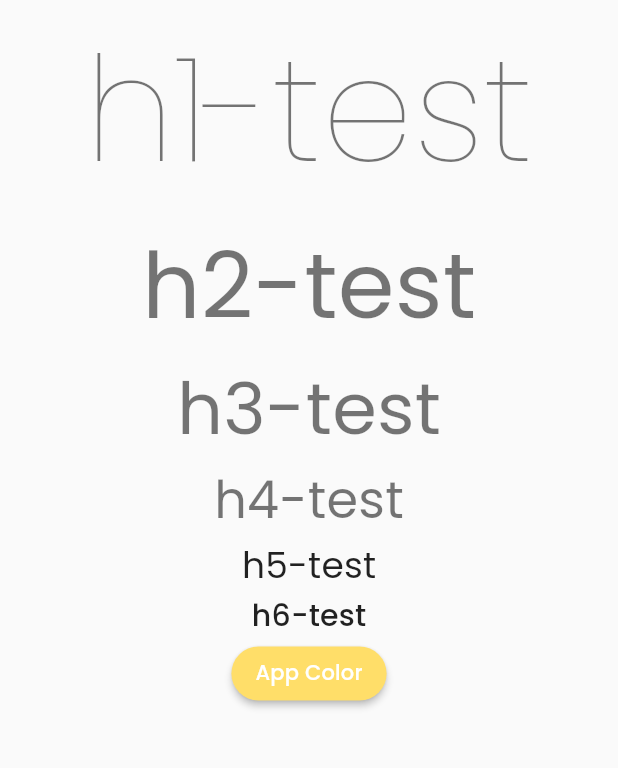
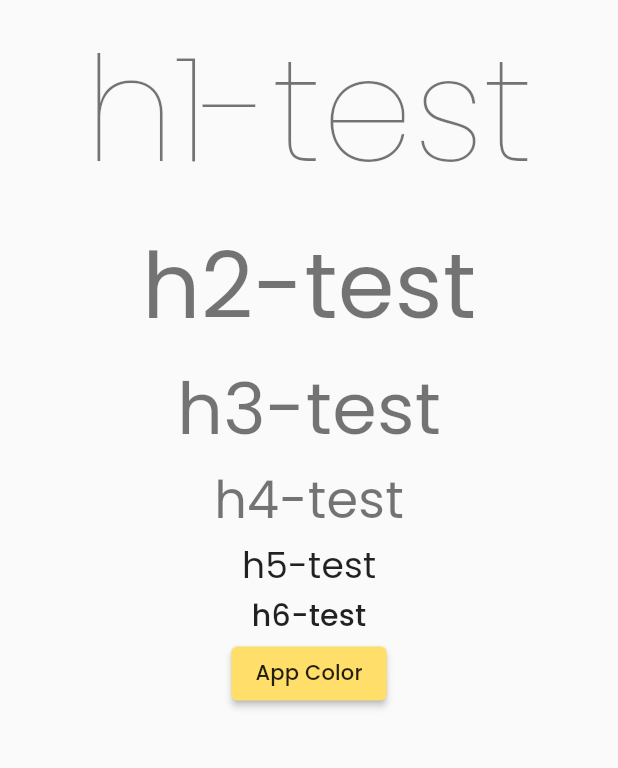
Before and after one commit to VeryOpenSource/uome2_client, a Flutter app: the screen it shows after launch, on a phone screen of 412 x 824 dp, the part 84-852 px from its top. Run offline on Flutter 3.47's test engine with Material 2 defaults, Android fonts, the phone set to English and light mode, and no system bars; our stand-ins replace bloc, equatable, google_fonts, internet_connection_checker.

Commit message:
feat: correcting app color

```diff
--- a/lib/core/themes/app_colors.dart
+++ b/lib/core/themes/app_colors.dart
@@ -5,4 +5,5 @@ class AppColors {
   static const lightGrey = Color(0xffEBECF0);
   static const secondary = Color(0xFFFFDE69);
   static const whiteColor = Color(0xffffffff);
+  static const blackColor = Colors.black87;
 }
--- a/lib/features/auth/presentation/widgets/custom_button.dart
+++ b/lib/features/auth/presentation/widgets/custom_button.dart
@@ -5,10 +5,13 @@ Widget customButton() {
   return ElevatedButton(
     onPressed: () {},
     style: ElevatedButton.styleFrom(
-      onPrimary: AppColors.whiteColor,
       primary: AppColors.secondary,
-      shape: const StadiumBorder(),
     ),
-    child: const Text('App Color'),
+    child: const Text(
+      'App Color',
+      style: TextStyle(
+        color: AppColors.blackColor,
+      ),
+    ),
   );
 }
```
